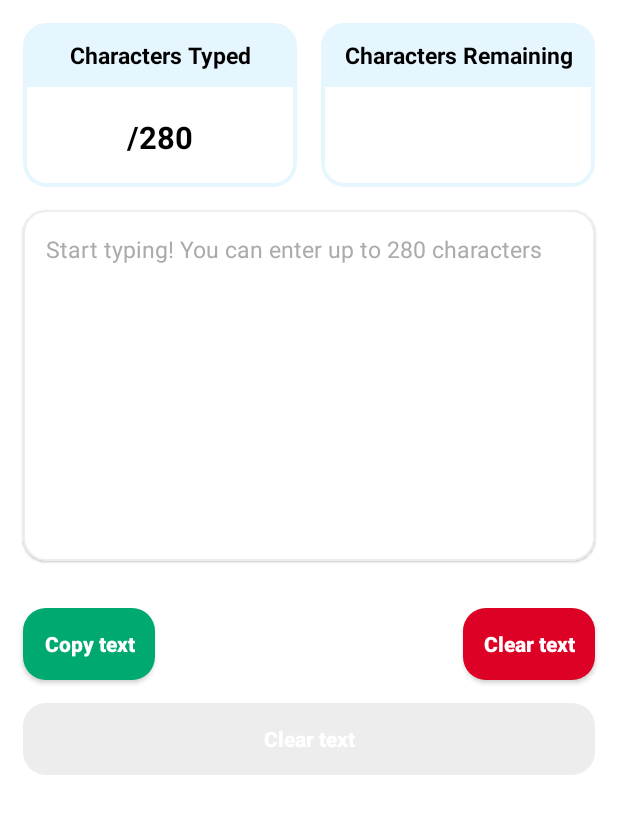
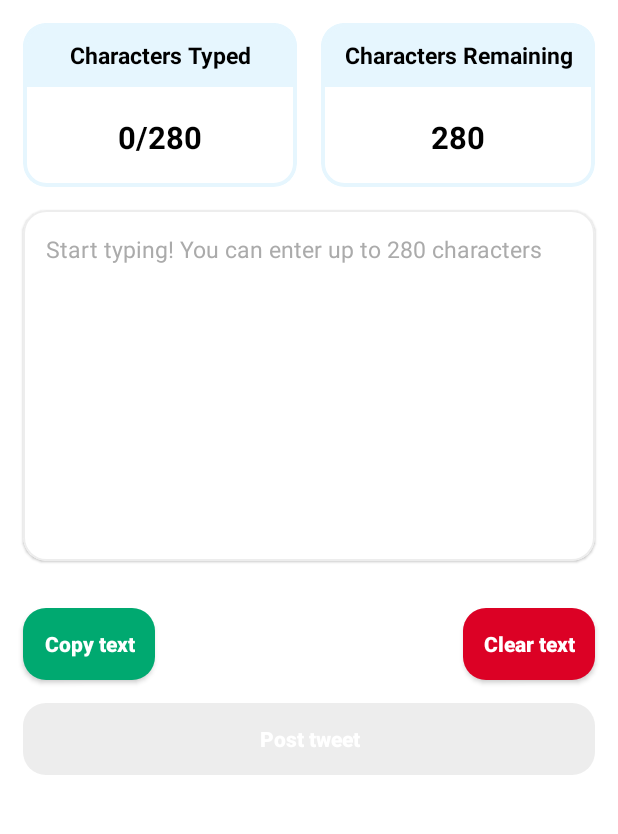
Before and after one commit to EslamEmad99/Twitter-Counter, an Android app: the screen it shows after launch (MainActivity), on a phone screen of 412 x 824 dp, the part 221-1055 px from its top. Run offline under Robolectric (Android 15) with nearby library versions, the phone set to English and light mode, and no system bars; our stand-ins replace Dagger/Hilt's generated code, sdp/ssp sizes.

Commit message:
- Making the Activity UI logic

```diff
--- a/app/src/main/java/com/halan/twitter_counter/ui/main/MainActivity.kt
+++ b/app/src/main/java/com/halan/twitter_counter/ui/main/MainActivity.kt
@@ -1,15 +1,106 @@
 package com.halan.twitter_counter.ui.main
 
+import android.content.ClipData
+import android.content.ClipboardManager
+import android.content.Context
 import android.os.Bundle
+import androidx.activity.viewModels
 import androidx.appcompat.app.AppCompatActivity
+import androidx.core.widget.doAfterTextChanged
+import androidx.lifecycle.Lifecycle
+import androidx.lifecycle.lifecycleScope
+import androidx.lifecycle.repeatOnLifecycle
+import com.google.android.material.dialog.MaterialAlertDialogBuilder
+import com.halan.domain.use_case.util.Constants.MAX_TWEET_LENGTH
 import com.halan.twitter_counter.R
+import com.halan.twitter_counter.databinding.ActivityMainBinding
 import dagger.hilt.android.AndroidEntryPoint
+import kotlinx.coroutines.launch
 
 @AndroidEntryPoint
 class MainActivity : AppCompatActivity() {
 
+    private val viewModel by viewModels<MainViewModel>()
+
+    private lateinit var binding: ActivityMainBinding
+
     override fun onCreate(savedInstanceState: Bundle?) {
         super.onCreate(savedInstanceState)
-        setContentView(R.layout.activity_main)
+        binding = ActivityMainBinding.inflate(layoutInflater)
+        setContentView(binding.root)
+        countTweetLength()
+        observeTweetTextLength()
+        observeIsValidTweetLength()
+        setTweetTextChangeListener()
+        handleClicks()
+    }
+
+    private fun observeTweetTextLength() {
+        lifecycleScope.launch {
+            repeatOnLifecycle(Lifecycle.State.STARTED) {
+                viewModel.tweetLength.collect {
+                    setTweetLengthText(length = it)
+                }
+            }
+        }
+    }
+
+    private fun setTweetLengthText(length: Int) {
+        binding.tvCounter.text = "$length/$MAX_TWEET_LENGTH"
+        binding.tvRemaining.text = (MAX_TWEET_LENGTH - length).toString()
+    }
+
+    private fun observeIsValidTweetLength() {
+        lifecycleScope.launch {
+            repeatOnLifecycle(Lifecycle.State.STARTED) {
+                viewModel.isValidTweetLength.collect {
+                    binding.btnPostTweet.isEnabled = it
+                }
+            }
+        }
+    }
+
+    private fun setTweetTextChangeListener() {
+        binding.etTweet.doAfterTextChanged {
+            countTweetLength()
+        }
+    }
+
+    private fun countTweetLength() {
+        viewModel.countTweetLength(binding.etTweet.text.toString())
+    }
+
+    private fun handleClicks() {
+        binding.apply {
+            toolbar.ivBack.setOnClickListener {
+                onBackPressed()
+            }
+            btnCopyText.setOnClickListener {
+                copyText()
+            }
+            btnClearText.setOnClickListener {
+                clearText()
+            }
+        }
+    }
+
+    private fun copyText() {
+        val text = binding.etTweet.text.toString()
+        if (text.isNotBlank()) {
+            val clipboard: ClipboardManager =
+                getSystemService(Context.CLIPBOARD_SERVICE) as ClipboardManager
+            val clip = ClipData.newPlainText("", text)
+            clipboard.setPrimaryClip(clip)
+        }
+    }
+
+    private fun clearText() {
+        MaterialAlertDialogBuilder(this)
+            .setTitle(getString(R.string.warning))
+            .setMessage(getString(R.string.are_you_sure_you_want_to_clear_the_text))
+            .setNegativeButton(getString(R.string.cancel)) { _, _ -> }
+            .setPositiveButton(getString(R.string.confirm)) { _, _ ->
+                binding.etTweet.setText("")
+            }.show()
     }
 }
--- a/app/src/main/res/layout/activity_main.xml
+++ b/app/src/main/res/layout/activity_main.xml
@@ -64,8 +64,7 @@
                         style="@style/tv_text_header"
                         android:layout_width="match_parent"
                         android:layout_height="match_parent"
-                        android:gravity="center"
-                        android:text="@string/max_count" />
+                        android:gravity="center" />
                 </androidx.appcompat.widget.LinearLayoutCompat>
             </com.google.android.material.card.MaterialCardView>
 
@@ -103,8 +102,7 @@
                         style="@style/tv_text_header"
                         android:layout_width="match_parent"
                         android:layout_height="match_parent"
-                        android:gravity="center"
-                        tools:text="280" />
+                        android:gravity="center" />
                 </androidx.appcompat.widget.LinearLayoutCompat>
             </com.google.android.material.card.MaterialCardView>
 
@@ -156,8 +154,8 @@
                 android:id="@+id/btn_post_tweet"
                 style="@style/style_primary_btn"
                 android:layout_margin="@dimen/_12sdp"
-                android:text="@string/clear_text"
                 android:enabled="false"
+                android:text="@string/post_tweet"
                 app:layout_constraintEnd_toEndOf="parent"
                 app:layout_constraintStart_toStartOf="parent"
                 app:layout_constraintTop_toBottomOf="@id/btn_clear_text" />
--- a/app/src/main/res/values/strings.xml
+++ b/app/src/main/res/values/strings.xml
@@ -2,10 +2,14 @@
     <string name="app_name" translatable="false">Twitter Counter</string>
     <string name="twitter_character_count">Twitter character count</string>
     <string name="characters_typed">Characters Typed</string>
-    <string name="max_count" translatable="false">/280</string>
     <string name="characters_remaining">Characters Remaining</string>
     <string name="tweet_hint">Start typing! You can enter up to 280 characters</string>
     <string name="copy_text">Copy text</string>
     <string name="clear_text">Clear text</string>
+    <string name="post_tweet">Post tweet</string>
+    <string name="warning">Warning</string>
+    <string name="are_you_sure_you_want_to_clear_the_text">Are you sure you want to clear the text?</string>
+    <string name="confirm">Confirm</string>
+    <string name="cancel">Cancel</string>
 
 </resources>
```
Also changed, not shown: 2 other files.
